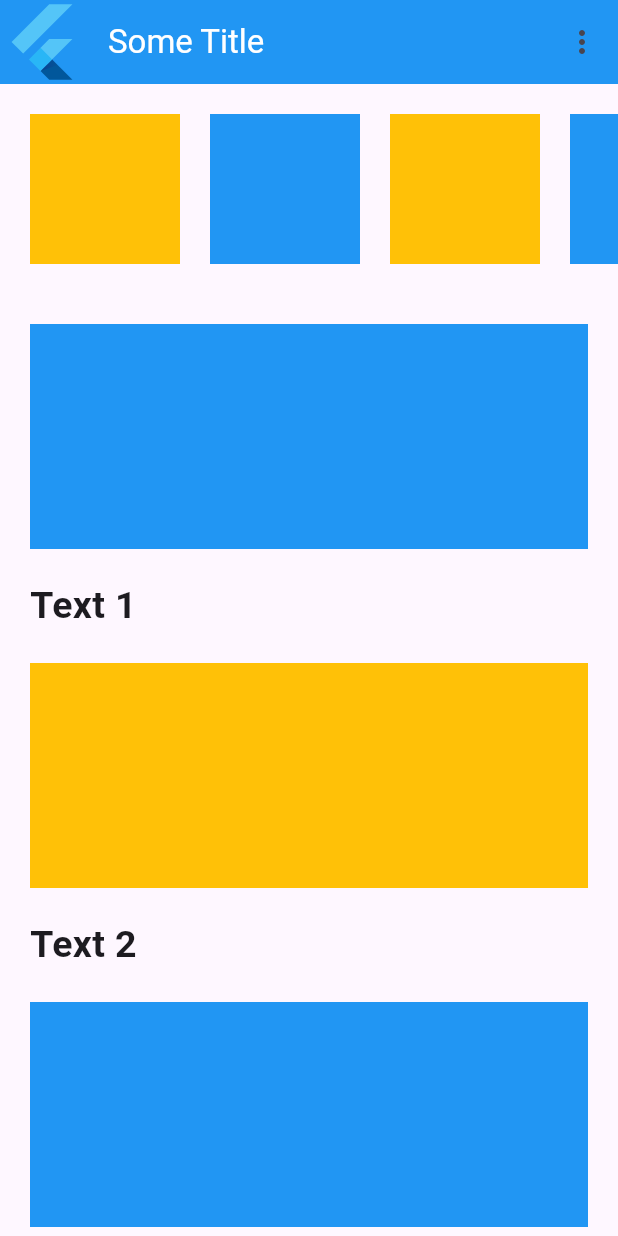
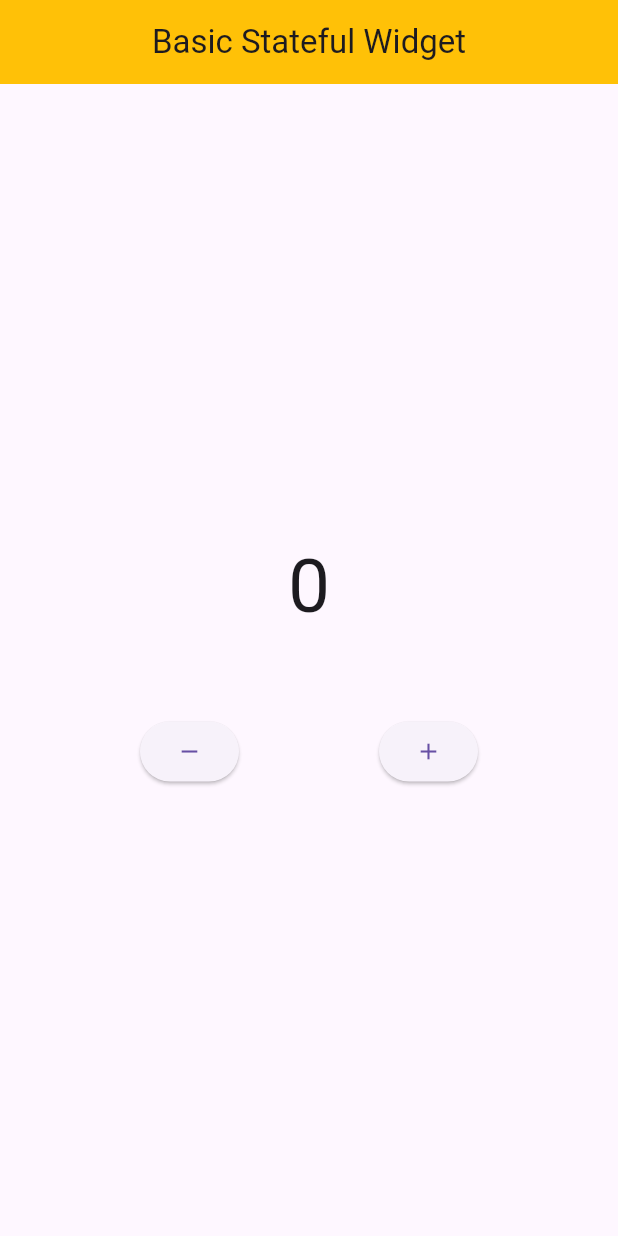
Before and after one commit to rudynurafif/latihan_flutter_basic, a Flutter app: the screen it shows after launch, on a phone screen of 412 x 824 dp. Run offline on Flutter 3.47's test engine with Material 3 defaults, Android fonts, the phone set to English and light mode, and no system bars.

Commit message:
stateful widget

```diff
--- a/lib/main.dart
+++ b/lib/main.dart
@@ -23,6 +23,7 @@ import 'package:latihan_flutter_1/widgets/soal_6.dart';
 import 'package:latihan_flutter_1/widgets/soal_7.dart';
 import 'package:latihan_flutter_1/widgets/soal_8.dart';
 import 'package:latihan_flutter_1/widgets/soal_9.dart';
+import 'package:latihan_flutter_1/widgets/stateful.dart';
 
 void main() {
   runApp(MyApp());
@@ -35,7 +36,7 @@ class MyApp extends StatelessWidget {
   Widget build(BuildContext context) {
     return MaterialApp(
       debugShowCheckedModeBanner: false,
-      home: Soal24(),
+      home: MyWidget(),
     );
   }
 }
--- /dev/null
+++ b/lib/widgets/stateful.dart
@@ -0,0 +1,53 @@
+import 'package:flutter/material.dart';
+
+class MyWidget extends StatefulWidget {
+  const MyWidget({super.key});
+
+  @override
+  State<MyWidget> createState() => _MyWidgetState();
+}
+
+class _MyWidgetState extends State<MyWidget> {
+  @override
+  int angka = 0;
+
+  Widget build(BuildContext context) {
+    return Scaffold(
+        appBar: AppBar(
+          title: Text('Basic Stateful Widget'),
+          centerTitle: true,
+          backgroundColor: Colors.amber,
+        ),
+        body: Center(
+          child: Column(
+            mainAxisAlignment: MainAxisAlignment.center,
+            children: [
+              Text(
+                '${angka}',
+                style: TextStyle(fontSize: 50),
+              ),
+              SizedBox(
+                height: 50,
+              ),
+              Row(
+                mainAxisAlignment: MainAxisAlignment.spaceEvenly,
+                children: [
+                  ElevatedButton(
+                      onPressed: () {
+                        angka--;
+                        setState(() {});
+                      },
+                      child: Icon(Icons.remove)),
+                  ElevatedButton(
+                      onPressed: () {
+                        angka++;
+                        setState(() {});
+                      },
+                      child: Icon(Icons.add))
+                ],
+              )
+            ],
+          ),
+        ));
+  }
+}
```
